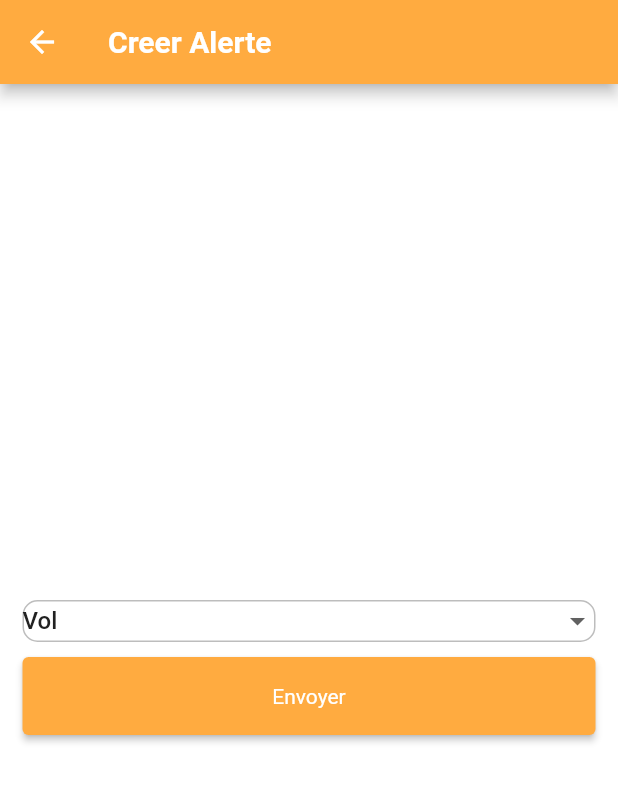
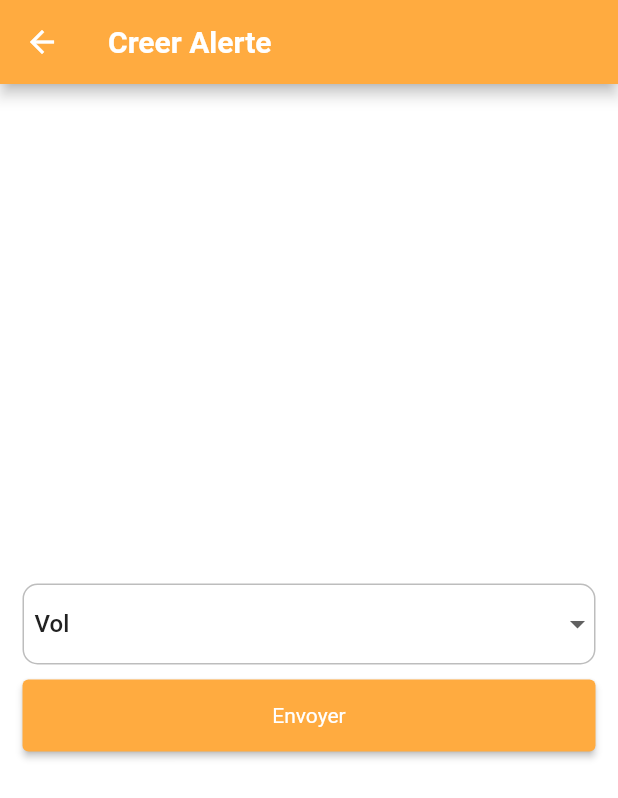
Before and after one commit to prudent-migabo/julishap, a Flutter app: the CreateAlerteScreen screen opened directly with empty values, on a phone screen of 412 x 824 dp. Shown: the top 798 px of the screen. Run offline on Flutter 3.47's test engine with Material 2 defaults, Android fonts, the phone set to English and light mode, and no system bars; our stand-ins replace bloc, cloud_firestore, dio, equatable, firebase_auth, firebase_core and 5 more; accounts and stored records are empty; Roboto replaces fonts that are missing (Questrial); statements that could not run were skipped.

Commit message:
create alert dropdown fixed and regiter title center

```diff
--- a/lib/presentation/screens/create_alert_screen/create_alert_screen.dart
+++ b/lib/presentation/screens/create_alert_screen/create_alert_screen.dart
@@ -65,7 +65,7 @@ class _CreateAlerteScreenState extends State<CreateAlerteScreen> {
 
               DropdownButtonFormField(
                   decoration: const InputDecoration(
-                    contentPadding: EdgeInsets.symmetric(vertical: 2),
+                    contentPadding: EdgeInsets.symmetric(vertical: 15, horizontal: 8),
                     isDense:true,
                   ),
                   value: alertName,
@@ -74,7 +74,7 @@ class _CreateAlerteScreenState extends State<CreateAlerteScreen> {
                       child: Text(e))).toList(), onChanged: onChangeAlert),
               SizedBox(height: 10,),
               ElevatedButton(
-                  style: ElevatedButton.styleFrom(padding: EdgeInsets.symmetric(vertical: 18)),
+                  style: ElevatedButton.styleFrom(padding: EdgeInsets.symmetric(vertical: 16)),
                   onPressed: state.status==AlertsStatus.loading?null:(){
                     context.read<AlertsCubit>().sendAlert(AlertModel(
                         senderName: '',
--- a/lib/presentation/screens/register_screen/register_screen.dart
+++ b/lib/presentation/screens/register_screen/register_screen.dart
@@ -43,6 +43,7 @@ class RegisterScreen extends StatelessWidget {
         builder: (context, state){
       return Scaffold(
         appBar: AppBar(
+          centerTitle: true,
           title: const Text('Creer Compte'),
         ),
         body: LayoutBuilder(
```
